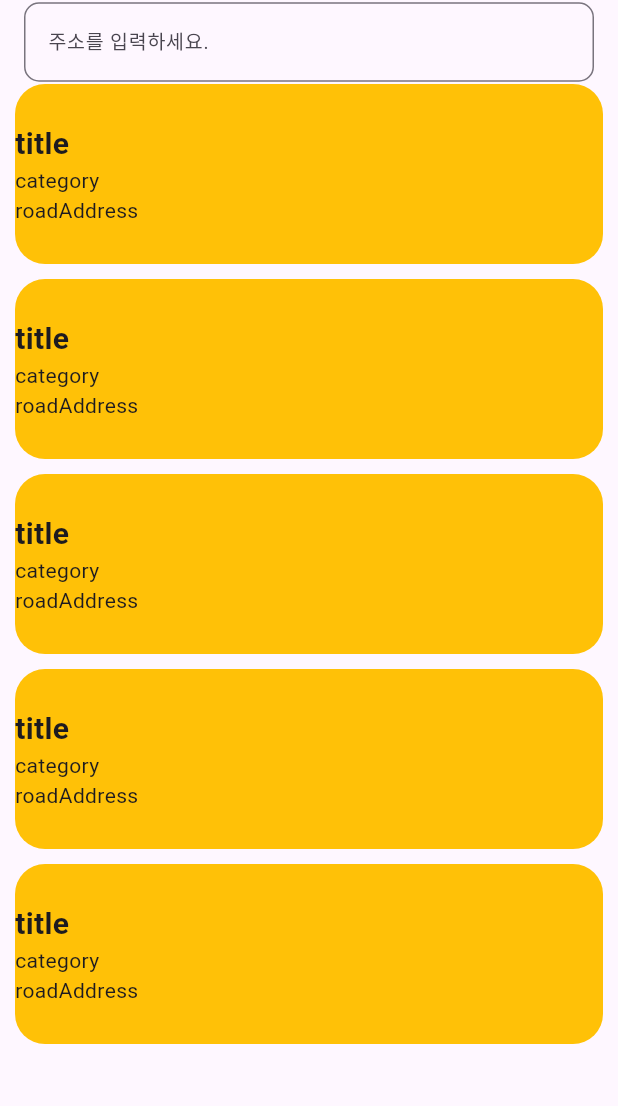
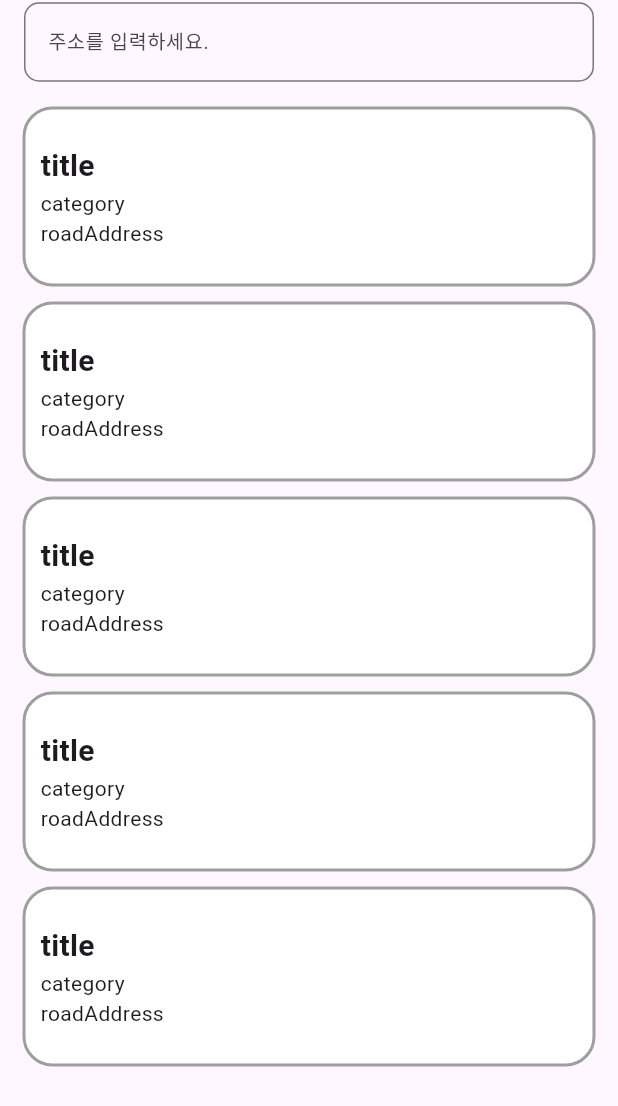
Before and after one commit to hayanmini/solo_proj_local_search_app, a Flutter app: the screen it shows after launch, on a phone screen of 412 x 824 dp. Shown: the top 1106 px of the screen. Run offline on Flutter 3.47's test engine with Material 3 defaults, Android fonts, the phone set to English and light mode, and no system bars.

Commit message:
홈 UI 구현 완료

```diff
--- a/lib/ui/pages/home/home_page.dart
+++ b/lib/ui/pages/home/home_page.dart
@@ -31,12 +31,16 @@ class _HomePageState extends State<HomePage> {
             maxLines: 1,
             controller: textEditingController,
             textInputAction: TextInputAction.done,
+            cursorColor: Colors.grey,
             decoration: InputDecoration(
+              hintText: "주소를 입력하세요.",
+              focusedBorder: OutlineInputBorder(
+                borderSide: BorderSide(color: Colors.black),
+              ),
               border: OutlineInputBorder(
                 borderRadius: BorderRadius.circular(10),
                 borderSide: BorderSide(color: Colors.pink),
               ),
-              hintText: "주소를 입력하세요.",
             ),
             style: TextStyle(fontSize: 13),
           ),
--- a/lib/ui/pages/home/widgets/home_list.dart
+++ b/lib/ui/pages/home/widgets/home_list.dart
@@ -3,19 +3,22 @@ import 'package:flutter/material.dart';
 class HomeList extends StatelessWidget {
   @override
   Widget build(BuildContext context) {
-    return ListView.separated(
+    return Padding(
+      padding: const EdgeInsets.all(15),
+      child: ListView.separated(
         itemCount: 5,
         separatorBuilder: (context, index) => SizedBox(height: 10),
         itemBuilder: (context, index) {
-        return Padding(
-          padding: const EdgeInsets.symmetric(horizontal: 10),
-          child: Container(
+          return Container(
             width: double.infinity,
             height: 120,
             decoration: BoxDecoration(
-              color: Colors.amber,
+              border: Border.all(color: Colors.grey, width: 2.0),
+              color: Colors.white,
               borderRadius: BorderRadius.circular(20),
             ),
+            child: Padding(
+              padding: const EdgeInsets.only(left: 10),
               child: Column(
                 mainAxisAlignment: MainAxisAlignment.center,
                 crossAxisAlignment: CrossAxisAlignment.start,
@@ -31,6 +34,7 @@ class HomeList extends StatelessWidget {
             ),
           );
         },
+      ),
     );
   }
 }
```
Lines whose indentation alone changed are shown as unchanged.
